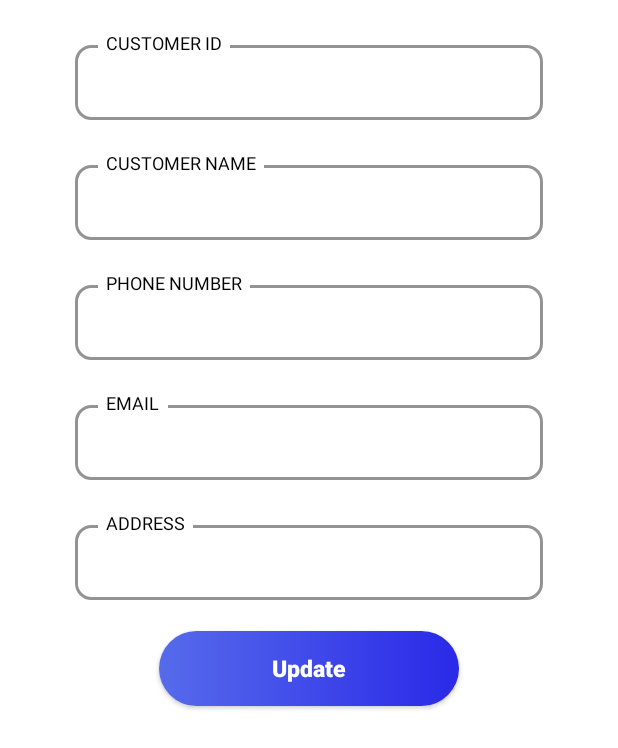
After one commit to ZakariaAitErrami/ManagementSystem, an Android app: the layout update_dialog_client.xml on its own in the app's theme, with its tools: preview values and no code run, on a phone screen of 412 x 824 dp. The commit adds this screen. Shown: the top 748 px of the screen. Run offline under Robolectric (Android 15) with nearby library versions, the phone set to English and light mode, and no system bars.

Commit message:
show update dialog

```diff
--- a/app/src/main/java/com/example/managementsystem/Classes/Client.java
+++ b/app/src/main/java/com/example/managementsystem/Classes/Client.java
@@ -48,7 +48,7 @@ public class Client {
 
     @Override
     public String toString() {
-        return name+"\n"+telephone;
+        return cin+"\n"+name+"\n"+telephone;
     }
 
     public String getCin() {
--- a/app/src/main/java/com/example/managementsystem/FragementMenu/ClientFragment.java
+++ b/app/src/main/java/com/example/managementsystem/FragementMenu/ClientFragment.java
@@ -6,6 +6,7 @@ import android.content.Intent;
 import android.os.Bundle;
 
 import androidx.annotation.NonNull;
+import androidx.appcompat.widget.AppCompatButton;
 import androidx.fragment.app.Fragment;
 import androidx.fragment.app.FragmentManager;
 import androidx.fragment.app.FragmentTransaction;
@@ -19,6 +20,7 @@ import android.view.ViewGroup;
 import android.widget.AdapterView;
 import android.widget.ArrayAdapter;
 import android.widget.ImageButton;
+import android.widget.ImageView;
 import android.widget.ListView;
 import android.widget.TextView;
 import android.widget.Toast;
@@ -57,10 +59,11 @@ public class ClientFragment extends Fragment {
     private int mBackground;
     private ImageButton btnadd;
     private ListView listview;
-    MaterialLetterIcon mIcon;
+    //MaterialLetterIcon mIcon;
+    private ImageView mIcon;
     private static final Random RANDOM = new Random();
     private final TypedValue mTypedValue = new TypedValue();
-    private int[] mMaterialColors;
+   // private int[] mMaterialColors;
     public ClientFragment() {
         // Required empty public constructor
     }
@@ -104,7 +107,7 @@ public class ClientFragment extends Fragment {
         });
         listview = (ListView) view.findViewById(R.id.listcustomer);
 
-        mIcon = (MaterialLetterIcon) view.findViewById(R.id.icon);
+        mIcon = (ImageView) view.findViewById(R.id.icon);
         ArrayList<String> list = new ArrayList<>();
         ArrayAdapter adapter = new ArrayAdapter<String>(getContext(), R.layout.list_client_item,R.id.custinfo,list);
         listview.setAdapter(adapter);
@@ -140,14 +143,21 @@ public class ClientFragment extends Fragment {
                                 String n = list.get(position);
                                // Toast.makeText(getContext(),n,Toast.LENGTH_LONG).show();
                                 String[] a = n.split("\n");
-                                String name = a[0];
+                                String cin = a[0];
                                 list.remove(n);
                                 adapter.notifyDataSetChanged();
-                                deleteRecord(name);
+                                deleteRecord(cin);
 
                             }
                         }).setNegativeButton("No",null).show();
                 return true;
+            }
+        });
+
+        listview.setOnItemClickListener(new AdapterView.OnItemClickListener() {
+            @Override
+            public void onItemClick(AdapterView<?> parent, View view, int position, long id) {
+                showupdate();
             }
         });
 
@@ -162,12 +172,12 @@ public class ClientFragment extends Fragment {
         Intent teacher = new Intent(getContext(), ClientAdd.class);
         startActivity(teacher);
     }
-    public void deleteRecord(String name){
+    public void deleteRecord(String cin){
         //DatabaseReference reference = FirebaseDatabase.getInstance().getReference("customers").child(id);
         //Task<Void> mTask = reference.removeValue();
         //reference.removeValue();
         DatabaseReference ref = FirebaseDatabase.getInstance().getReference();
-        Query applesQuery = ref.child("customers").orderByChild("name").equalTo(name);
+        Query applesQuery = ref.child("customers").orderByChild("cin").equalTo(cin);
 
         applesQuery.addListenerForSingleValueEvent(new ValueEventListener() {
             @Override
@@ -182,7 +192,42 @@ public class ClientFragment extends Fragment {
                 //Log.e(TAG, "onCancelled", databaseError.toException());
             }
         });
-
-
     }
+    public void showupdate(){
+        AlertDialog.Builder mDialog = new AlertDialog.Builder(getContext());
+        LayoutInflater inflater = getLayoutInflater();
+        View mDialogView = inflater.inflate(R.layout.update_dialog_client,null);
+        mDialog.setView(mDialogView);
+        mDialog.setTitle("Updating");
+        mDialog.show();
+        AppCompatButton btn = mDialogView.findViewById(R.id.update);
+        btn.setOnClickListener(new View.OnClickListener() {
+            @Override
+            public void onClick(View v) {
+                Toast.makeText(getContext(),"update",Toast.LENGTH_LONG).show();
+            }
+        });
+    }
+    /*public Client retrievedata(String cin){
+        Client[] c = null;
+        DatabaseReference reference = FirebaseDatabase.getInstance().getReference().child("customers");
+        reference.orderByChild("cin").equalTo(cin).addListenerForSingleValueEvent(new ValueEventListener() {
+            @Override
+            public void onDataChange(DataSnapshot dataSnapshot) {
+                for(DataSnapshot ds : dataSnapshot.getChildren()){
+                    //(String name, String telephone, String email, String addresse, String cin)
+                    String name = ds.child("name").getValue(String.class);
+                    String tel = ds.child("telephone").getValue(String.class);
+                    String email = ds.child("email").getValue(String.class);
+                    String add = ds.child("addresse").getValue(String.class);
+                    String cc = ds.child("cin").getValue(String.class);
+                    c = new (name,tel,email,add,cc);
+                }
+            }
+            @Override
+            public void onCancelled(DatabaseError databaseError) {
+                throw databaseError.toException();
+            }
+        });
+    return c;}*/
 }
--- a/app/src/main/res/layout/list_client_item.xml
+++ b/app/src/main/res/layout/list_client_item.xml
@@ -3,9 +3,11 @@
     android:layout_marginTop="0dp"
      android:layout_width="match_parent"
     android:layout_height="match_parent">
-    <com.github.ivbaranov.mli.MaterialLetterIcon
+    <ImageView
         android:id="@+id/icon"
         android:layout_width="40dp"
+        android:background="@drawable/user1"
+        android:layout_centerVertical="true"
         android:layout_height="40dp" />
 
 
@@ -19,3 +21,5 @@
         android:textStyle="bold"/>
 
 </RelativeLayout>
+  <!--  com.github.ivbaranov.mli.MaterialLetterIcon
+    android:id="@+id/icon" -->
--- /dev/null
+++ b/app/src/main/res/layout/update_dialog_client.xml
@@ -0,0 +1,174 @@
+<?xml version="1.0" encoding="utf-8"?>
+<LinearLayout xmlns:android="http://schemas.android.com/apk/res/android"
+    android:orientation="vertical" android:layout_width="match_parent"
+    android:layout_height="match_parent">
+    <RelativeLayout
+        android:layout_marginLeft="50dp"
+        android:layout_marginRight="50dp"
+        android:layout_width="match_parent"
+        android:layout_marginTop="20dp"
+        android:layout_height="60dp">
+        <EditText
+            android:id="@+id/idcustomer"
+            android:maxLines="1"
+            android:layout_marginTop="10dp"
+            android:layout_width="match_parent"
+            android:layout_height="50dp"
+            android:background="@drawable/bg_edt"
+            android:inputType="text"
+            android:gravity="center_vertical"
+            android:textSize="18sp"
+            android:paddingLeft="20dp"
+            />
+        <TextView
+            android:background="#fff"
+            android:layout_width="wrap_content"
+            android:layout_height="wrap_content"
+            android:text="Customer ID"
+            android:textAllCaps="true"
+            android:textColor="#000"
+            android:textSize="12sp"
+            android:paddingLeft="5dp"
+            android:paddingRight="5dp"
+            android:layout_marginLeft="15dp"/>
+    </RelativeLayout>
+    <RelativeLayout
+        android:layout_marginLeft="50dp"
+        android:layout_marginRight="50dp"
+        android:layout_width="match_parent"
+        android:layout_marginTop="20dp"
+        android:layout_height="60dp">
+        <EditText
+            android:id="@+id/customername"
+            android:maxLines="1"
+            android:layout_marginTop="10dp"
+            android:layout_width="match_parent"
+            android:layout_height="50dp"
+            android:background="@drawable/bg_edt"
+            android:inputType="text"
+            android:gravity="center_vertical"
+            android:textSize="18sp"
+            android:paddingLeft="20dp"
+            />
+        <TextView
+            android:background="#fff"
+            android:layout_width="wrap_content"
+            android:layout_height="wrap_content"
+            android:text="Customer name"
+            android:textAllCaps="true"
+            android:textColor="#000"
+            android:textSize="12sp"
+            android:paddingLeft="5dp"
+            android:paddingRight="5dp"
+            android:layout_marginLeft="15dp"/>
+    </RelativeLayout>
+    <RelativeLayout
+        android:layout_marginLeft="50dp"
+        android:layout_marginRight="50dp"
+        android:layout_width="match_parent"
+        android:layout_marginTop="20dp"
+        android:layout_height="60dp">
+        <EditText
+            android:id="@+id/phone"
+            android:maxLines="1"
+            android:layout_marginTop="10dp"
+            android:layout_width="match_parent"
+            android:layout_height="50dp"
+            android:background="@drawable/bg_edt"
+            android:inputType="phone"
+            android:gravity="center_vertical"
+            android:textSize="18sp"
+            android:paddingLeft="20dp"
+            />
+        <TextView
+            android:background="#fff"
+            android:layout_width="wrap_content"
+            android:layout_height="wrap_content"
+            android:text="Phone Number"
+            android:textAllCaps="true"
+            android:textColor="#000"
+            android:textSize="12sp"
+            android:paddingLeft="5dp"
+            android:paddingRight="5dp"
+            android:layout_marginLeft="15dp"/>
+    </RelativeLayout>
+    <RelativeLayout
+        android:layout_marginLeft="50dp"
+        android:layout_marginRight="50dp"
+        android:layout_width="match_parent"
+        android:layout_marginTop="20dp"
+        android:layout_height="60dp">
+        <EditText
+            android:id="@+id/email"
+            android:maxLines="1"
+            android:layout_marginTop="10dp"
+            android:layout_width="match_parent"
+            android:layout_height="50dp"
+            android:background="@drawable/bg_edt"
+            android:inputType="text"
+            android:gravity="center_vertical"
+            android:textSize="18sp"
+            android:paddingLeft="20dp"
+            />
+        <TextView
+            android:background="#fff"
+            android:layout_width="wrap_content"
+            android:layout_height="wrap_content"
+            android:text="Email"
+            android:textAllCaps="true"
+            android:textColor="#000"
+            android:textSize="12sp"
+            android:paddingLeft="5dp"
+            android:paddingRight="5dp"
+            android:layout_marginLeft="15dp"/>
+    </RelativeLayout>
+    <RelativeLayout
+        android:layout_marginLeft="50dp"
+        android:layout_marginRight="50dp"
+        android:layout_width="match_parent"
+        android:layout_marginTop="20dp"
+        android:layout_height="60dp">
+        <EditText
+            android:id="@+id/address"
+            android:maxLines="1"
+            android:layout_marginTop="10dp"
+            android:layout_width="match_parent"
+            android:layout_height="50dp"
+            android:background="@drawable/bg_edt"
+            android:inputType="text"
+            android:gravity="center_vertical"
+            android:textSize="18sp"
+            android:paddingLeft="20dp"
+            />
+        <TextView
+            android:background="#fff"
+            android:layout_width="wrap_content"
+            android:layout_height="wrap_content"
+            android:text="Address"
+            android:textAllCaps="true"
+            android:textColor="#000"
+            android:textSize="12sp"
+            android:paddingLeft="5dp"
+            android:paddingRight="5dp"
+            android:layout_marginLeft="15dp"/>
+    </RelativeLayout>
+    <RelativeLayout
+        android:layout_marginTop="15dp"
+        android:layout_width="match_parent"
+        android:layout_height="wrap_content">
+    <androidx.appcompat.widget.AppCompatButton
+        android:layout_margin="5dp"
+        android:background="@drawable/bg_btn"
+        android:layout_centerHorizontal="true"
+        android:layout_marginBottom="16dp"
+        android:id="@+id/update"
+        android:textAllCaps="false"
+        android:layout_marginTop="50dp"
+        android:layout_width="200dp"
+        android:layout_height="50dp"
+        android:text="Update"
+        android:textColor="#fff"
+        android:textSize="15sp"
+        android:textStyle="bold"/>
+    </RelativeLayout>
+</LinearLayout>
```
